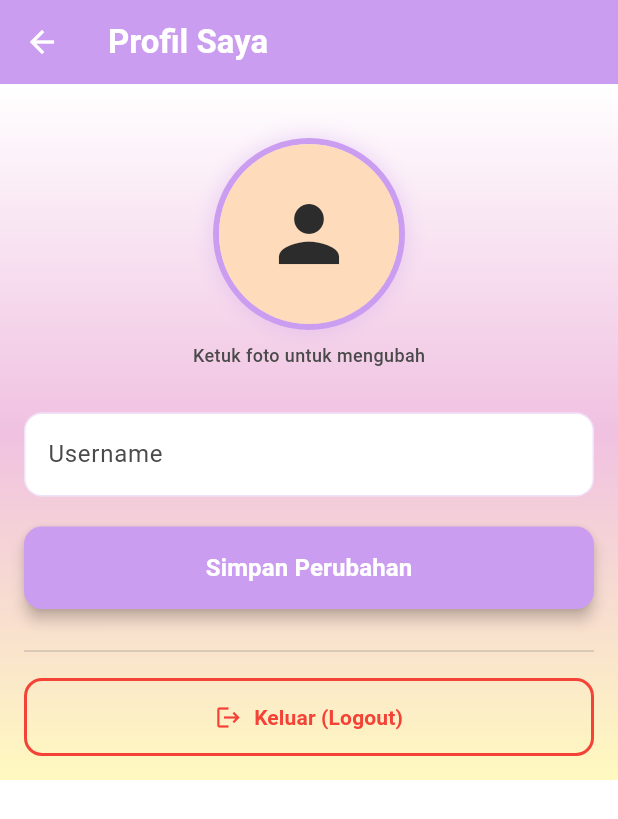
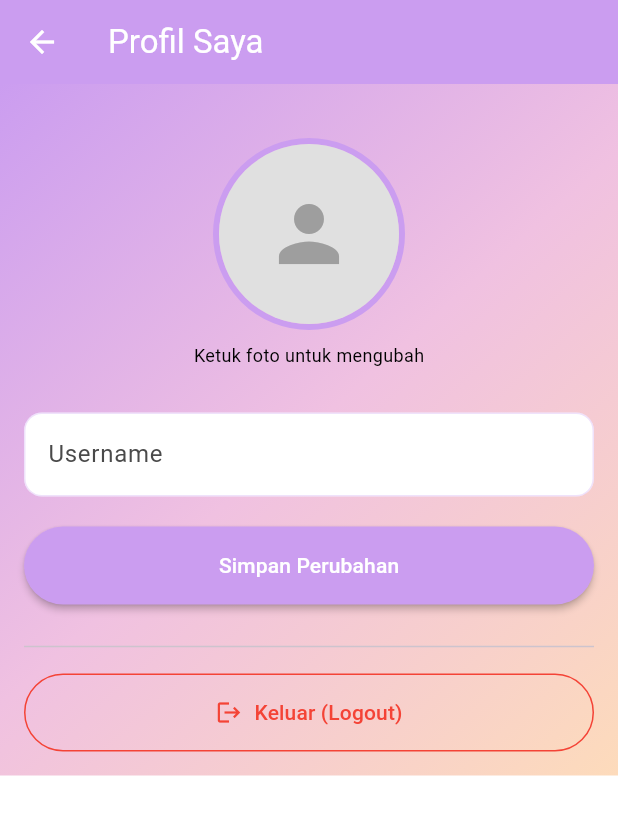
Before and after one commit to Yeflou/flutter_supabase_crud, a Flutter app: the ProfileScreen screen opened by its route, after a tap on the "person" icon, on a phone screen of 412 x 824 dp. Shown: the top 819 px of the screen. Run offline on Flutter 3.47's test engine with Material 3 defaults, Android fonts, the phone set to English and light mode, and no system bars; our stand-ins replace get, get_storage, image_picker, supabase_flutter; accounts and stored records are empty.

Commit message:
update style lagi sih

```diff
--- a/lib/screens/profile/profiles_screen.dart
+++ b/lib/screens/profile/profiles_screen.dart
@@ -8,7 +8,7 @@ import 'package:image_picker/image_picker.dart';
 import '../../models/profile_model.dart';
 import '../../services/supabase_service.dart';
 import '../../utils/app_routes.dart';
-import '../../utils/constants.dart';
+import '../../utils/app_colors.dart';
 import '../../widgets/custom_input_field.dart';
 
 
@@ -132,23 +132,22 @@ class _ProfileScreenState extends State<ProfileScreen> {
   @override
   Widget build(BuildContext context) {
     return Scaffold(
-      appBar: AppBar(
-        title: const Text('Profil Saya', style: TextStyle(fontWeight: FontWeight.bold)),
-        backgroundColor: colorPurple,
-        foregroundColor: Colors.white,
-      ),
-      body: _isLoading
-          ? const Center(child: CircularProgressIndicator(color: colorPurple))
-          : Container(
-              decoration: const BoxDecoration(
+      appBar: AppBar(title: const Text('Profil Saya')),
+      body: Container(
+        decoration: BoxDecoration(
           gradient: LinearGradient(
-                  begin: Alignment.topCenter,
-                  end: Alignment.bottomCenter,
-                  colors: [Colors.white, colorPink, colorYellow],
-                  stops: [0.0, 0.5, 1.0],
+            begin: Alignment.topLeft,
+            end: Alignment.bottomRight,
+            colors: [
+              AppColors.purple,
+              AppColors.pink,
+              AppColors.peach,
+            ],
           ),
         ),
-              child: SingleChildScrollView(
+        child: _isLoading
+            ? const Center(child: CircularProgressIndicator())
+            : SingleChildScrollView(
                 padding: const EdgeInsets.all(16.0),
                 child: Column(
                   children: [
@@ -160,32 +159,26 @@ class _ProfileScreenState extends State<ProfileScreen> {
                       child: Container(
                         decoration: BoxDecoration(
                           shape: BoxShape.circle,
-                          border: Border.all(color: colorPurple, width: 4),
-                          boxShadow: [
-                            BoxShadow(
-                              color: colorPurple.withValues(alpha: 0.3),
-                              blurRadius: 10,
-                              spreadRadius: 2,
+                          border: Border.all(
+                            color: AppColors.purple,
+                            width: 4,
                           ),
-                          ],
                         ),
                         child: CircleAvatar(
                           radius: 60,
-                          backgroundColor: colorPeach,
+                          backgroundColor: Colors.grey[300],
                           backgroundImage: _avatarUrl != null
                               ? NetworkImage(_avatarUrl!)
                               : null,
                           child: _avatarUrl == null
-                              ? Icon(Icons.person, size: 60, color: textDark)
+                              ? const Icon(Icons.person, size: 60, color: Colors.grey)
                               : null,
                         ),
                       ),
                     ),
                     const SizedBox(height: 8),
-                    Text(
-                      'Ketuk foto untuk mengubah',
-                      style: TextStyle(color: textMedium, fontSize: 12, fontWeight: FontWeight.w500),
-                    ),
+                    const Text('Ketuk foto untuk mengubah',
+                      style: TextStyle(color: Color.fromARGB(255, 0, 0, 0), fontSize: 12)),
 
                     const SizedBox(height: 30),
 
@@ -204,19 +197,15 @@ class _ProfileScreenState extends State<ProfileScreen> {
                         onPressed: _updateProfile,
                         style: ElevatedButton.styleFrom(
                           padding: const EdgeInsets.symmetric(vertical: 16),
-                        backgroundColor: colorPurple,
+                          backgroundColor: AppColors.purple,
                           foregroundColor: Colors.white,
-                        elevation: 4,
-                        shape: RoundedRectangleBorder(
-                          borderRadius: BorderRadius.circular(12),
                         ),
-                      ),
-                      child: const Text('Simpan Perubahan', style: TextStyle(fontSize: 16, fontWeight: FontWeight.bold)),
+                        child: const Text('Simpan Perubahan'),
                       ),
                     ),
 
                     const SizedBox(height: 20),
-                  Divider(color: textLight.withValues(alpha: 0.3), thickness: 1),
+                    const Divider(),
                     const SizedBox(height: 10),
 
                     // TOMBOL LOGOUT
@@ -225,14 +214,11 @@ class _ProfileScreenState extends State<ProfileScreen> {
                       child: OutlinedButton.icon(
                         onPressed: _signOut,
                         icon: const Icon(Icons.logout),
-                      label: const Text('Keluar (Logout)', style: TextStyle(fontWeight: FontWeight.w600)),
+                        label: const Text('Keluar (Logout)'),
                         style: OutlinedButton.styleFrom(
                           foregroundColor: Colors.red,
-                        side: const BorderSide(color: Colors.red, width: 2),
+                          side: const BorderSide(color: Colors.red),
                           padding: const EdgeInsets.symmetric(vertical: 16),
-                        shape: RoundedRectangleBorder(
-                          borderRadius: BorderRadius.circular(12),
-                        ),
                         ),
                       ),
                     ),
--- /dev/null
+++ b/lib/utils/app_colors.dart
@@ -0,0 +1,41 @@
+// lib/utils/app_colors.dart
+
+import 'package:flutter/material.dart';
+
+class AppColors {
+  // Warna utama aplikasi
+  static const Color purple = Color(0xFFCB9DF0);
+  static const Color pink = Color(0xFFF0C1E1);
+  static const Color peach = Color(0xFFFDDBBB);
+  static const Color yellow = Color(0xFFFFF9BF);
+
+  // Warna untuk teks (agar kontras dan mudah dibaca)
+  static const Color textDark = Color(0xFF2C2C2C);
+  static const Color textMedium = Color(0xFF4A4A4A);
+  static const Color textLight = Color(0xFF6B6B6B);
+
+  // Warna untuk background
+  static const Color backgroundLight = Color(0xFFFFFEF9);
+
+  // List warna untuk catatan (untuk rotasi warna)
+  static final List<Color> noteColors = [
+    purple,
+    pink,
+    peach,
+    yellow,
+  ];
+
+  // Fungsi untuk mendapatkan warna catatan berdasarkan index
+  static Color getNoteColor(int index) {
+    return noteColors[index % noteColors.length];
+  }
+
+  // Fungsi untuk menentukan warna teks yang kontras
+  static Color getContrastText(Color backgroundColor) {
+    // Hitung brightness dari background
+    final brightness = backgroundColor.computeLuminance();
+    // Jika background terang, gunakan teks gelap
+    // Jika background gelap, gunakan teks terang
+    return brightness > 0.5 ? textDark : Colors.white;
+  }
+}
--- a/lib/widgets/custom_input_field.dart
+++ b/lib/widgets/custom_input_field.dart
@@ -1,7 +1,7 @@
 // lib/widgets/custom_input_field.dart
 
 import 'package:flutter/material.dart';
-import '../utils/constants.dart';
+import '../utils/app_colors.dart';
 
 class CustomInputField extends StatelessWidget {
   final TextEditingController controller;
@@ -29,21 +29,21 @@ class CustomInputField extends StatelessWidget {
       keyboardType: keyboardType,
       validator: validator,
       maxLines: maxLines,
-      style: TextStyle(color: textDark),
+      style: const TextStyle(color: AppColors.textDark),
       decoration: InputDecoration(
         labelText: labelText,
-        labelStyle: TextStyle(color: textMedium),
+        labelStyle: const TextStyle(color: AppColors.textMedium),
         border: OutlineInputBorder(
           borderRadius: BorderRadius.circular(12.0),
-          borderSide: BorderSide(color: colorPurple.withValues(alpha: 0.3)),
+          borderSide: BorderSide(color: AppColors.purple.withValues(alpha: 0.3)),
         ),
         enabledBorder: OutlineInputBorder(
           borderRadius: BorderRadius.circular(12.0),
-          borderSide: BorderSide(color: colorPurple.withValues(alpha: 0.3)),
+          borderSide: BorderSide(color: AppColors.purple.withValues(alpha: 0.3)),
         ),
         focusedBorder: OutlineInputBorder(
           borderRadius: BorderRadius.circular(12.0),
-          borderSide: const BorderSide(color: colorPurple, width: 2),
+          borderSide: const BorderSide(color: AppColors.purple, width: 2),
         ),
         errorBorder: OutlineInputBorder(
           borderRadius: BorderRadius.circular(12.0),
```
Also changed, not shown: lib/screens/auth/login_screen.dart (+14 -14 lines), lib/screens/home/notes_list_screen.dart (+37 -29 lines), lib/screens/splash_screen.dart (+9 -12 lines). Lines whose indentation alone changed are shown as unchanged.
